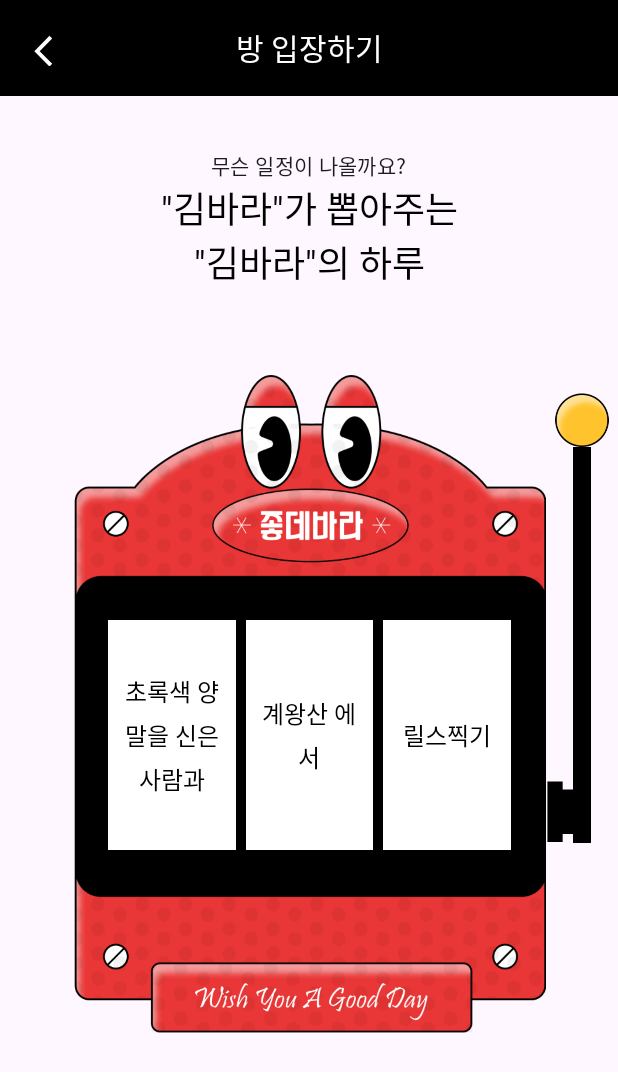
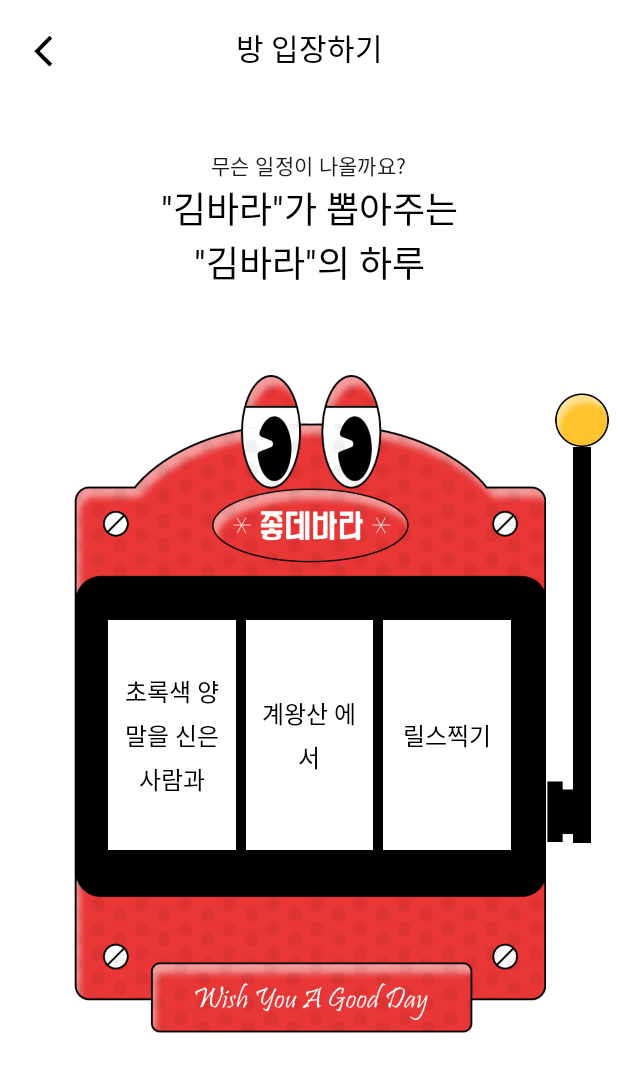
Before and after one commit to DO-SOPT-SOPKATHON-ANDROID-TEAM3/Android, an Android app: the screen it shows after launch (SlotActivity), on a phone screen of 412 x 824 dp. Shown: the top 1072 px of the screen. Run offline under Robolectric (Android 15) with nearby library versions, the phone set to English and light mode, and no system bars; our stand-ins replace data binding; libraries missing offline, so code that uses them is left out: com.jakewharton.retrofit2.

Commit message:
[feat] 커밋 ㅎㅎ

```diff
--- a/app/src/main/java/org/sopt/sopkaton_team3/data/ApiFactory.kt
+++ b/app/src/main/java/org/sopt/sopkaton_team3/data/ApiFactory.kt
@@ -6,6 +6,7 @@ import okhttp3.MediaType.Companion.toMediaType
 import okhttp3.OkHttpClient
 import okhttp3.logging.HttpLoggingInterceptor
 import org.sopt.sopkaton_team3.BuildConfig
+import org.sopt.sopkaton_team3.data.service.EnterService
 import org.sopt.sopkaton_team3.data.service.SlotService
 import org.sopt.sopkaton_team3.data.service.MakeRoomService
 import retrofit2.Retrofit
@@ -33,4 +34,5 @@ object ServicePool {
     val madeRoomService = MadeRoomUserListSource()
     val slotService = ApiFactory.create<SlotService>()
     val makeRoomService = ApiFactory.create<MakeRoomService>()
+    val enterRoomService = ApiFactory.create<EnterService>()
 }
--- a/app/src/main/res/drawable/ic_left_arrow_whit_24.xml
+++ b/app/src/main/res/drawable/ic_left_arrow_whit_24.xml
@@ -8,6 +8,6 @@
         android:pathData="M0.774,0h24v24h-24z"/>
     <path
         android:pathData="M16.774,24.359L6.774,14.103L16.774,3.846L18.549,5.667L10.324,14.103L18.549,22.538L16.774,24.359Z"
-        android:fillColor="#ffffff"/>
+        android:fillColor="#000000"/>
   </group>
 </vector>
--- a/app/src/main/res/layout/activity_slot.xml
+++ b/app/src/main/res/layout/activity_slot.xml
@@ -9,13 +9,14 @@
     <androidx.constraintlayout.widget.ConstraintLayout
         android:layout_width="match_parent"
         android:layout_height="match_parent"
+        android:background="@color/white"
         tools:context=".presentation.SlotActivity">
 
         <androidx.appcompat.widget.Toolbar
             android:id="@+id/tb_slot"
             android:layout_width="match_parent"
             android:layout_height="wrap_content"
-            android:background="@color/black"
+            android:background="@color/white"
             app:layout_constraintTop_toTopOf="parent"
             app:layout_constraintStart_toStartOf="parent"
             app:layout_constraintEnd_toEndOf="parent">
@@ -28,7 +29,7 @@
                 android:layout_gravity="center"
                 android:layout_width="wrap_content"
                 android:layout_height="wrap_content"
-                android:textColor="@color/white"
+                android:textColor="@color/black"
                 android:textAppearance="?textAppearanceTitleLarge"
                 android:text="방 입장하기" />
         </androidx.appcompat.widget.Toolbar>
--- a/app/src/main/res/values/themes.xml
+++ b/app/src/main/res/values/themes.xml
@@ -18,7 +18,7 @@
         <item name="textAppearanceBodyLarge">@style/Typography.SopkathonTeam3.Regular_16</item>
         <item name="textAppearanceBodyMedium">@style/Typography.SopkathonTeam3.Medium_14</item>
         <item name="textAppearanceBodySmall">@style/Typography.SopkathonTeam3.Medium_12</item>
-        <item name="android:statusBarColor">@color/black</item>
+        <item name="android:statusBarColor">@color/white</item>
     </style>
 
     <style name="Theme.Sopkaton_Team3" parent="Base.Theme.Sopkaton_Team3" />
```
Also changed, not shown: app/src/main/AndroidManifest.xml (+6 -8 lines).
